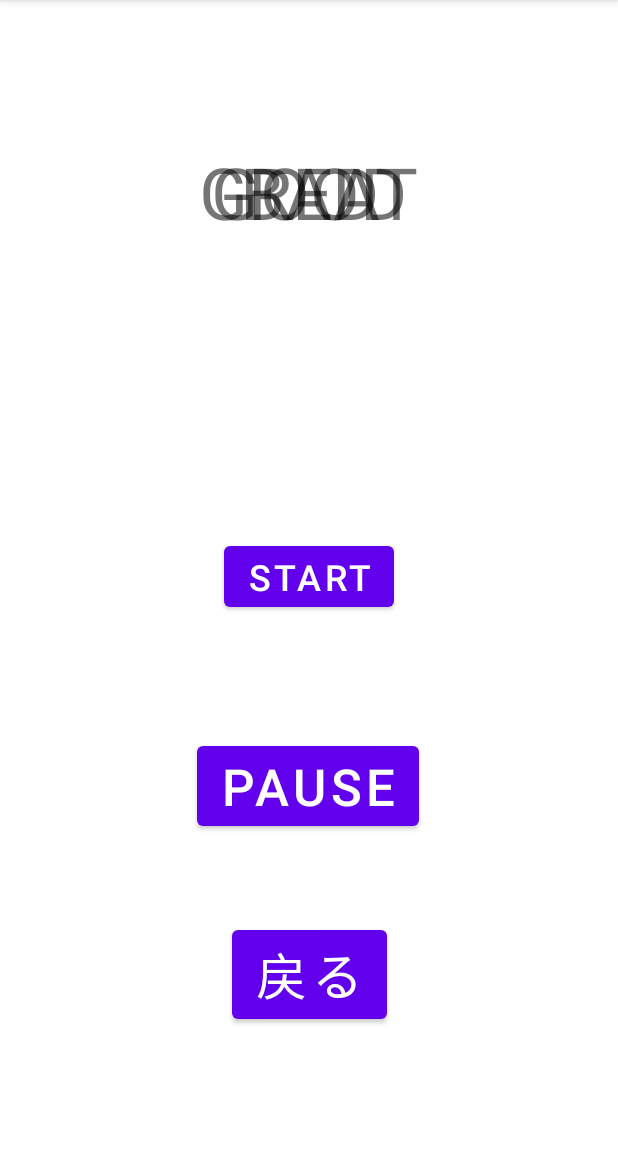
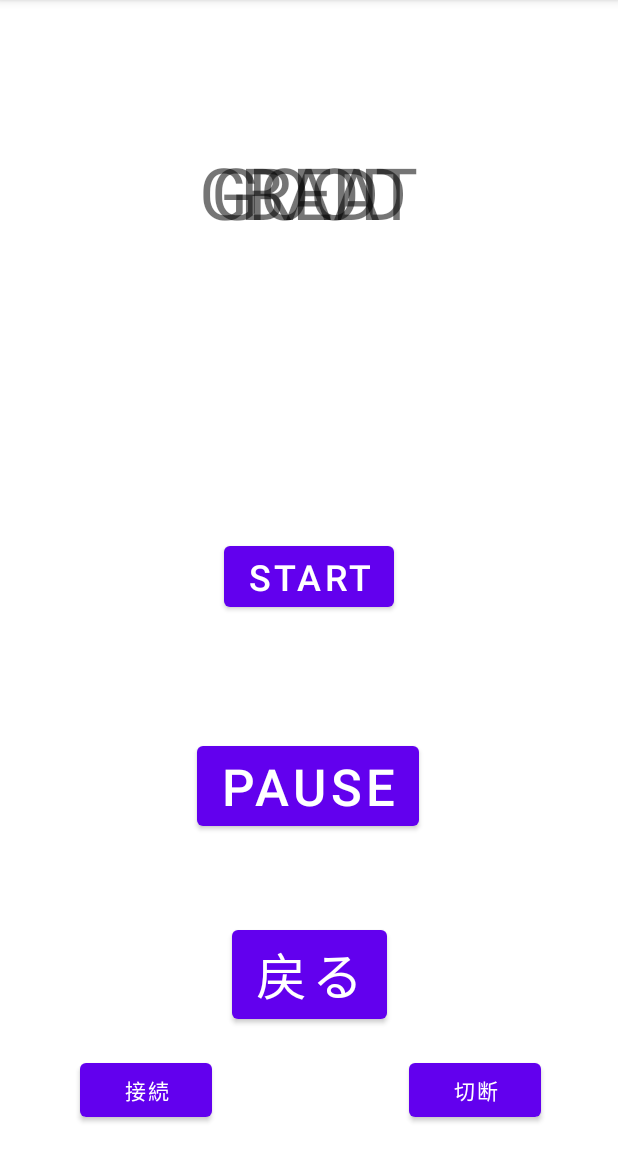
Before and after one commit to f-721/SoundTT, an Android app: the screen it shows after launch (RhythmEazy), after a tap on "EAZY", on a phone screen of 412 x 824 dp, the part 84-1236 px from its top. Run offline under Robolectric (Android 15) with nearby library versions, the light colour scheme and no system bars; libraries missing offline, so code that uses them is left out: com.google.android.gms, pub.devrel.easypermissions, uk.me.berndporr; 1 statement that could not run was skipped.

Commit message:
判定の調整ver1

```diff
--- a/app/src/main/java/com/example/soundtt/NearBy.kt
+++ b/app/src/main/java/com/example/soundtt/NearBy.kt
@@ -4,25 +4,34 @@ import android.content.Context
 import android.util.Log
 import com.google.android.gms.nearby.Nearby
 import com.google.android.gms.nearby.connection.AdvertisingOptions
+import com.google.android.gms.nearby.connection.ConnectionInfo
+import com.google.android.gms.nearby.connection.ConnectionLifecycleCallback
+import com.google.android.gms.nearby.connection.ConnectionResolution
+import com.google.android.gms.nearby.connection.ConnectionsStatusCodes
+import com.google.android.gms.nearby.connection.DiscoveredEndpointInfo
+import com.google.android.gms.nearby.connection.DiscoveryOptions
+import com.google.android.gms.nearby.connection.EndpointDiscoveryCallback
+import com.google.android.gms.nearby.connection.Payload
+import com.google.android.gms.nearby.connection.PayloadCallback
+import com.google.android.gms.nearby.connection.PayloadTransferUpdate
 import com.google.android.gms.nearby.connection.Strategy
-import com.google.android.gms.nearby.connection.*
 
 class NearBy(private val context: Context) {
-    //NearByShare用の変数
     var SERVICE_ID = "atuo.nearby"
     var nickname = "atuo"
-    var mRemoteEndpointId:String? = ""
     val TAG = "myapp"
     var rally_flag = 0
-
     var count = 5
     var startflag = 0
     var connectionflag = 0
 
     private lateinit var playAudio: PlayAudio
 
+    // 接続されたエンドポイントIDを保存するリスト
+    private val connectedEndpoints = mutableListOf<String>()
+
     fun advertise() {
-        Log.d(TAG,"advertiseをタップ")
+        Log.d(TAG, "advertiseをタップ")
         Nearby.getConnectionsClient(context)
             .startAdvertising(
                 nickname,
@@ -31,19 +40,15 @@ class NearBy(private val context: Context) {
                 AdvertisingOptions(Strategy.P2P_STAR)
             )
             .addOnSuccessListener {
-                // Advertise開始した
-                Log.d(TAG,"Advertise開始した")
+                Log.d(TAG, "Advertise開始した")
             }
             .addOnFailureListener {
-                // Advertiseできなかった
-                Log.d(TAG,"Advertiseできなかった")
-
+                Log.d(TAG, "Advertiseできなかった")
             }
     }
 
-    fun discovery(){
-        Log.d(TAG,"Discoveryをタップ")
-
+    fun discovery() {
+        Log.d(TAG, "Discoveryをタップ")
         Nearby.getConnectionsClient(context)
             .startDiscovery(
                 SERVICE_ID,
@@ -51,76 +56,53 @@ class NearBy(private val context: Context) {
                 DiscoveryOptions(Strategy.P2P_STAR)
             )
             .addOnSuccessListener {
-                // Discovery開始した
-                Log.d(TAG,"Discovery開始した")
+                Log.d(TAG, "Discovery開始した")
             }
             .addOnFailureListener {
-                // Discovery開始できなかった
-                Log.d(TAG,"Discovery開始できなかった")
+                Log.d(TAG, "Discovery開始できなかった")
             }
     }
 
     private val mEndpointDiscoveryCallback = object : EndpointDiscoveryCallback() {
         override fun onEndpointFound(endpointId: String, discoveredEndpointInfo: DiscoveredEndpointInfo) {
-            // Advertise側を発見した
-            Log.d(TAG,"Advertise側を発見した")
-
-            // とりあえず問答無用でコネクション要求してみる
+            Log.d(TAG, "Advertise側を発見した")
             Nearby.getConnectionsClient(context)
                 .requestConnection(nickname, endpointId, mConnectionLifecycleCallback)
         }
 
         override fun onEndpointLost(endpointId: String) {
-            // 見つけたエンドポイントを見失った
-            Log.d(TAG,"見つけたエンドポイントを見失った")
+            Log.d(TAG, "見つけたエンドポイントを見失った")
         }
     }
+
     private val mConnectionLifecycleCallback = object : ConnectionLifecycleCallback() {
-
         override fun onConnectionInitiated(endpointId: String, connectionInfo: ConnectionInfo) {
-            // 他の端末からコネクションのリクエストを受け取った時
-            Log.d(TAG,"他の端末からコネクションのリクエストを受け取った")
-
-            // とりあえず来る者は拒まず即承認
+            Log.d(TAG, "他の端末からコネクションのリクエストを受け取った")
             Nearby.getConnectionsClient(context)
                 .acceptConnection(endpointId, mPayloadCallback)
         }
 
         override fun onConnectionResult(endpointId: String, result: ConnectionResolution) {
-
-            // コネクションリクエストの結果を受け取った時
-            Log.d(TAG,"コネクションリクエストの結果を受け取った時")
-
+            Log.d(TAG, "コネクションリクエストの結果を受け取った時")
             when (result.status.statusCode) {
                 ConnectionsStatusCodes.STATUS_OK -> {
-                    // コネクションが確立した。今後通信が可能。
-                    Log.d(TAG,"コネクションが確立した。今後通信が可能。")
-                    // 通信時にはendpointIdが必要になるので、フィールドに保持する。
-                    mRemoteEndpointId = endpointId
-
-                    Log.d(TAG,"通信成功")
-
+                    Log.d(TAG, "コネクションが確立した。今後通信が可能。")
+                    connectedEndpoints.add(endpointId)
+                    Log.d(TAG, "通信成功")
                     connectionflag = 1
                 }
-
                 ConnectionsStatusCodes.STATUS_CONNECTION_REJECTED -> {
-                    // コネクションが拒否された時。通信はできない。
-                    Log.d(TAG,"コネクションが拒否された時。通信はできない。")
-                    mRemoteEndpointId = null
+                    Log.d(TAG, "コネクションが拒否された時。通信はできない。")
                 }
-
                 ConnectionsStatusCodes.STATUS_ERROR -> {
-                    // エラーでコネクションが確立できない時。通信はできない。
-                    Log.d(TAG,"エラーでコネクションが確立できない時。通信はできない。")
-                    mRemoteEndpointId = null
+                    Log.d(TAG, "エラーでコネクションが確立できない時。通信はできない。")
                 }
             }
         }
 
-        // コネクションが切断された時
         override fun onDisconnected(endpointId: String) {
-            Log.d(TAG,"コネクションが切断された")
-            mRemoteEndpointId = null
+            Log.d(TAG, "コネクションが切断された")
+            connectedEndpoints.remove(endpointId)
         }
     }
 
@@ -128,49 +110,49 @@ class NearBy(private val context: Context) {
         override fun onPayloadReceived(endpointId: String, payload: Payload) {
             when (payload.type) {
                 Payload.Type.BYTES -> {
-                    // バイト配列を受け取った時
                     val data = payload.asBytes()!!
-                    val countString= String(data)
+                    val countString = String(data)
                     count = countString.toInt()
                     rally_flag = 0
                     startflag = 1
-                    Log.d(TAG,data.toString())
+                    Log.d(TAG, data.toString())
+                    Log.d(TAG, "バイト配列を受け取った")
 
-
-                    Log.d(TAG,"バイト配列を受け取った")
-                    // 処理
+                    // 音を出す処理
+                    playAudio = PlayAudio()
+                    playAudio.playAudio("count$count", context)
                 }
             }
         }
 
         override fun onPayloadTransferUpdate(endpointId: String, update: PayloadTransferUpdate) {
-            // 転送状態が更新された時詳細は省略
+            // 転送状態が更新された時の詳細は省略
         }
     }
 
-    fun date_push(){
-        Log.d(TAG,"date_pushをタップ")
+    fun date_push() {
+        Log.d(TAG, "date_pushをタップ")
 
-        if (startflag == 1){
-            count = count-1
-        }else{
+        if (startflag == 1) {
+            count -= 1
+        } else {
             startflag = 1
         }
 
-        if (count != 0){
+        if (count != 0) {
             playAudio = PlayAudio()
-            playAudio.playAudio("count"+count.toString(),context)
+            playAudio.playAudio("count$count", context)
         }
 
         val data = count.toString().toByteArray()
         val payload = Payload.fromBytes(data)
 
-        Nearby.getConnectionsClient(context)
-            .sendPayload(mRemoteEndpointId.toString(), payload)
-        Log.d(TAG,"データを送った")
+        // 全ての接続されたエンドポイントにデータを送信
+        for (endpointId in connectedEndpoints) {
+            Nearby.getConnectionsClient(context).sendPayload(endpointId, payload)
+        }
+        Log.d(TAG, "データを送った")
 
         rally_flag = 1
     }
-
-
 }
--- a/app/src/main/java/com/example/soundtt/RhythmEazy.kt
+++ b/app/src/main/java/com/example/soundtt/RhythmEazy.kt
@@ -35,7 +35,9 @@ class RhythmEazy : AppCompatActivity() {
         val tvbad: TextView = findViewById(R.id.tvbad)
         val btnpause: Button = findViewById(R.id.btnpause)
         val logstart: Button = findViewById(R.id.btnstart)
-        val btnback: Button = findViewById(R.id.btnback)
+        val logback: Button = findViewById(R.id.btnback)
+        val btnadvertise: Button = findViewById(R.id.btn_advertise)
+        val btndiscovery: Button = findViewById(R.id.btn_discovery)
 
         // JudgeTimingFactoryを使ってViewModelのインスタンスを作成
         judgeTiming = ViewModelProvider(this, JudgeTimingFactory(this)).get(JudgeTiming::class.java)
@@ -68,7 +70,7 @@ class RhythmEazy : AppCompatActivity() {
                 }
             })
 
-            showToast("録音開始")
+            showToast("開始")
         }
 
         btnpause.setOnClickListener {
@@ -76,12 +78,23 @@ class RhythmEazy : AppCompatActivity() {
             showPauseDialog()
         }
 
-        btnback.setOnClickListener {
+        logback.setOnClickListener {
 
             judgeTiming.stopJudging()
             finish()
         }
+
+        btnadvertise.setOnClickListener {
+            //音声用端末との接続アルゴリズム
+        }
+
+        btndiscovery.setOnClickListener {
+            //音声用端末との切断アルゴリズム
+        }
     }
+
+
+
 
     private fun playSound() {
         mediaPlayer.apply {
--- a/app/src/main/res/layout/rhythmeazy.xml
+++ b/app/src/main/res/layout/rhythmeazy.xml
@@ -4,11 +4,6 @@
     xmlns:tools="http://schemas.android.com/tools"
     android:layout_width="match_parent"
     android:layout_height="match_parent">
-
-    <FrameLayout
-        android:id="@+id/container"
-        android:layout_width="match_parent"
-        android:layout_height="match_parent" />
 
     <Button
         android:id="@+id/btnpause"
@@ -100,5 +95,29 @@
         app:layout_constraintTop_toTopOf="parent"
         app:layout_constraintVertical_bias="0.881" />
 
+    <Button
+        android:id="@+id/btn_advertise"
+        android:layout_width="wrap_content"
+        android:layout_height="wrap_content"
+        android:text="接続"
+        app:layout_constraintBottom_toBottomOf="parent"
+        app:layout_constraintEnd_toEndOf="parent"
+        app:layout_constraintHorizontal_bias="0.164"
+        app:layout_constraintStart_toStartOf="parent"
+        app:layout_constraintTop_toTopOf="parent"
+        app:layout_constraintVertical_bias="0.976" />
+
+    <Button
+        android:id="@+id/btn_discovery"
+        android:layout_width="wrap_content"
+        android:layout_height="wrap_content"
+        android:text="切断"
+        app:layout_constraintBottom_toBottomOf="parent"
+        app:layout_constraintEnd_toEndOf="parent"
+        app:layout_constraintHorizontal_bias="0.842"
+        app:layout_constraintStart_toStartOf="parent"
+        app:layout_constraintTop_toTopOf="parent"
+        app:layout_constraintVertical_bias="0.976" />
+
 
 </androidx.constraintlayout.widget.ConstraintLayout>
```
Also changed, not shown: app/src/main/java/com/example/soundtt/AccEstimation.kt (+1 -11 lines), app/src/main/java/com/example/soundtt/JudgeTiming.kt (+22 -11 lines), 69 other files.
